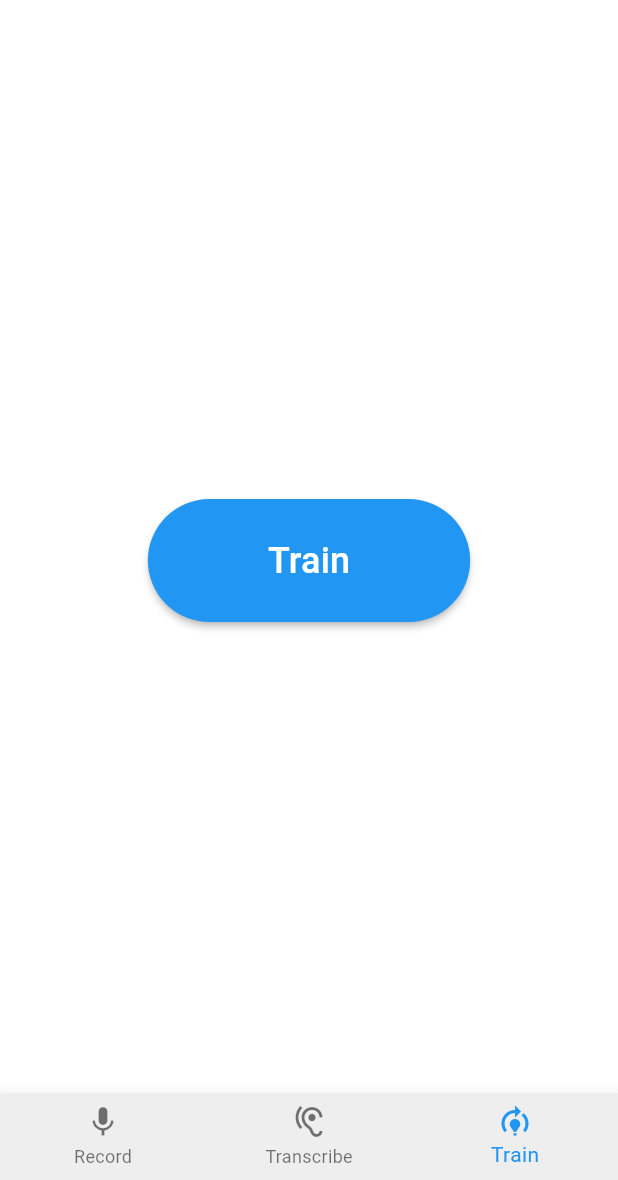
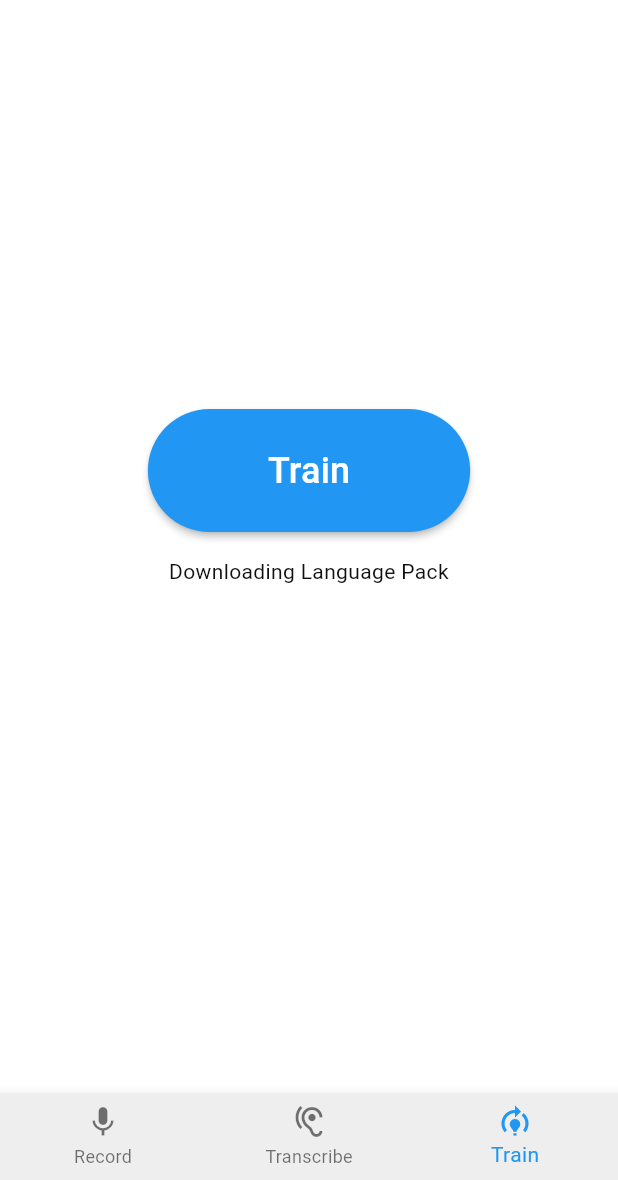
Before and after one commit to Star-Lord-XIII/project-euphonia-app, a Flutter app: the screen it shows once a user with an empty profile is signed in, item 3 of the bottom bar chosen, after a tap on "Train", on a phone screen of 412 x 824 dp, the part 56-1236 px from its top. Run offline on Flutter 3.47's test engine with Material 3 defaults, Android fonts, the phone set to English and light mode, and no system bars; our stand-ins replace cloud_firestore, firebase_auth, firebase_core, firebase_storage, shared_preferences, video_player; missing offline and left inert: firebase_cached_image, firebase_ui_auth, firebase_ui_oauth_google, record, sealed_languages; accounts and stored records are empty; generated files the repository leaves out were written again; network calls fail; statements that could not run were skipped; project files that could hold a hidden picture were left out.

Commit message:
Implement progress status in TrainModeViewModel

```diff
--- a/lib/src/repository/model/model_repository.dart
+++ b/lib/src/repository/model/model_repository.dart
@@ -3,7 +3,9 @@ import '../../service/model/training_job.dart';
 
 abstract class ModelRepository {
   Future<Result<void>> startTrainingJob(
-      {required String userId, required String languagePackCode});
+      {required String userId,
+      required String languagePackCode,
+      Function(String progressStatus)? onProgress});
 
   Future<Result<List<TrainingJob>>> listTrainingJobs({required String userId});
 
--- a/lib/src/repository/model/model_repository_remote.dart
+++ b/lib/src/repository/model/model_repository_remote.dart
@@ -3,6 +3,7 @@ import 'dart:io';
 import 'package:archive/archive_io.dart';
 import 'package:path_provider/path_provider.dart';
 import 'package:path/path.dart' as p;
+import 'package:shared_preferences/shared_preferences.dart';
 
 import '../../common/result.dart';
 import '../../language_pack/model/language_pack.dart';
@@ -80,9 +81,24 @@ class ModelRepositoryRemote implements ModelRepository {
 
   @override
   Future<Result<void>> startTrainingJob(
-      {required String userId, required String languagePackCode}) async {
+      {required String userId,
+      required String languagePackCode,
+      Function(String progressStatus)? onProgress}) async {
+    final utteranceCountForTrainingCacheKey =
+        '$userId-$languagePackCode-utt-count-key';
+    final prefs = await SharedPreferences.getInstance();
+
     final downloadResult = await _remoteDataService.downloadAllUtterances(
-        userUid: userId, languagePackCode: languagePackCode);
+        userUid: userId,
+        languagePackCode: languagePackCode,
+        onProgress: (downloaded, total) {
+          if (onProgress != null) {
+            onProgress('Downloading $downloaded/$total utterances');
+          }
+        });
+    if (onProgress != null) {
+      onProgress('Downloading Language Pack');
+    }
     final languagePackResult = await _remoteDataService.getMasterLanguagePack(
         languagePackCode: languagePackCode);
 
@@ -91,12 +107,18 @@ class ModelRepositoryRemote implements ModelRepository {
     } else if (languagePackResult is Error) {
       return languagePackResult;
     }
+    if (onProgress != null) {
+      onProgress('Language Pack downloaded');
+    }
 
     final appDocDir = await getApplicationDocumentsDirectory();
     final downloadDir =
         Directory('${appDocDir.path}/$userId/$languagePackCode');
     var downloadedUtterances = [];
 
+    if (onProgress != null) {
+      onProgress('Starting to build archive');
+    }
     final archive = Archive();
 
     if (downloadDir.existsSync()) {
@@ -111,6 +133,17 @@ class ModelRepositoryRemote implements ModelRepository {
         downloadedUtterances.add(fileName);
       }
     }
+
+    final currentUtteranceCount =
+        prefs.getInt(utteranceCountForTrainingCacheKey) ?? 0;
+    if (currentUtteranceCount == downloadedUtterances.length) {
+      if (onProgress != null) {
+        onProgress('No new utterances found to start new training task');
+      }
+      return Result.error(
+          Exception('There are no new utterances to train a model'));
+    }
+
     if (languagePackResult is Ok<LanguagePack>) {
       for (final phrase in languagePackResult.value.phrases) {
         if (downloadedUtterances.contains(phrase.id)) {
@@ -132,14 +165,30 @@ class ModelRepositoryRemote implements ModelRepository {
     final gzipEncoder = GZipEncoder();
     final gzipBytes = gzipEncoder.encodeBytes(tarBytes);
     final compressedFile = File(compressedGZipFilePath);
-    compressedFile.writeAsBytes(gzipBytes);
+    await compressedFile.writeAsBytes(gzipBytes);
+    if (onProgress != null) {
+      onProgress('Archive created at $compressedGZipFilePath');
+    }
 
     final trainingJobResult = await _modelTrainingService.trainModel(
         userId: userId,
         baseModel: 'openai/whisper-tiny',
         language: languagePackCode.split('.').first,
         data: compressedGZipFilePath);
-
+    if (trainingJobResult is Ok) {
+      if (onProgress != null) {
+        onProgress('Training Job requested');
+      }
+      prefs.setInt(
+          utteranceCountForTrainingCacheKey, downloadedUtterances.length);
+      _modelHistory?.clear();
+      _modelHistory = null;
+    }
+    if (trainingJobResult is Error) {
+      if (onProgress != null) {
+        onProgress(trainingJobResult.error.toString());
+      }
+    }
     return const Result.ok(null);
   }
 }
--- a/lib/src/service/remote_data/firebase_data_service.dart
+++ b/lib/src/service/remote_data/firebase_data_service.dart
@@ -20,7 +20,9 @@ class FirebaseDataService implements RemoteDataService {
 
   @override
   Future<Result<void>> downloadAllUtterances(
-      {required String userUid, required String languagePackCode}) async {
+      {required String userUid,
+      required String languagePackCode,
+      Function(int received, int total)? onProgress}) async {
     final utterancesRef = _storageRef.child('$userUid/$languagePackCode');
     final ListResult result = await utterancesRef.listAll();
 
@@ -30,17 +32,22 @@ class FirebaseDataService implements RemoteDataService {
       Directory(localUserDir).createSync(recursive: true);
     }
 
-    for (final fileRef in result.items) {
-      if (!fileRef.name.endsWith('.wav')) {
-        continue;
-      }
+    final wavFiles = result.items.where((f) => f.name.endsWith('.wav'));
+    int downloaded = 0;
+    for (final fileRef in wavFiles) {
       final localFile = File('$localUserDir/${fileRef.name}');
       if (localFile.existsSync()) {
-        print('ALREADY EXISTS: ${fileRef.name}');
+        if (onProgress != null) {
+          downloaded += 1;
+          onProgress(downloaded, wavFiles.length);
+        }
         continue;
       }
       await fileRef.writeToFile(localFile);
-      print('DOWNLOADED: ${fileRef.name}');
+      if (onProgress != null) {
+        downloaded += 1;
+        onProgress(downloaded, wavFiles.length);
+      }
     }
 
     return Result.ok(null);
--- a/lib/src/train/view/train_mode_view.dart
+++ b/lib/src/train/view/train_mode_view.dart
@@ -16,7 +16,16 @@ class _TrainModeViewState extends State<TrainModeView> {
   Widget build(BuildContext context) {
     return ListenableBuilder(
         listenable: widget.viewModel,
-        builder: (context, child) => Center(
+        builder: (context, child) {
+          return Padding(
+              padding: EdgeInsets.all(32.0),
+              child: Column(
+                  mainAxisAlignment: MainAxisAlignment.center,
+                  crossAxisAlignment: CrossAxisAlignment.center,
+                  spacing: 16.0,
+                  children: [
+                    SizedBox(height: MediaQuery.of(context).size.height * 0.25),
+                    Center(
                         child: MaterialButton(
                       onPressed: widget.viewModel.training
                           ? null
@@ -32,6 +41,13 @@ class _TrainModeViewState extends State<TrainModeView> {
                         widget.viewModel.training ? 'Training...' : 'Train',
                         style: const TextStyle(fontSize: 24),
                       ),
-            )));
+                    )),
+                    Expanded(
+                        child: Text(widget.viewModel.progressStatus,
+                            textAlign: TextAlign.center,
+                            maxLines: 3,
+                            softWrap: true))
+                  ]));
+        });
   }
 }
--- a/lib/src/train/viewmodel/train_mode_viewmodel.dart
+++ b/lib/src/train/viewmodel/train_mode_viewmodel.dart
@@ -9,6 +9,7 @@ class TrainModeViewModel extends ChangeNotifier {
   final ModelRepository _modelRepository;
 
   bool _training = false;
+  String _progressStatus = '';
 
   TrainModeViewModel({required ModelRepository modelRepository})
       : _modelRepository = modelRepository {
@@ -17,6 +18,7 @@ class TrainModeViewModel extends ChangeNotifier {
 
   late final Command0 train;
   bool get training => _training;
+  String get progressStatus => _progressStatus;
 
   Future<Result<void>> _train() async {
     final userId = FirebaseAuth.instance.currentUser?.uid;
@@ -26,7 +28,12 @@ class TrainModeViewModel extends ChangeNotifier {
     _training = true;
     notifyListeners();
     final result = await _modelRepository.startTrainingJob(
-        userId: userId, languagePackCode: 'en.english-complicated');
+        userId: userId,
+        languagePackCode: 'en.english-complicated',
+        onProgress: (status) {
+          _progressStatus = status;
+          notifyListeners();
+        });
     _training = false;
     notifyListeners();
     return result;
```
Also changed, not shown: lib/src/service/model_training_service_impl.dart (+1 -11 lines), lib/src/service/remote_data/remote_data_service.dart (+4 -4 lines), lib/src/train/view/training_job_history_view.dart (+10 -3 lines). Lines whose indentation alone changed are shown as unchanged.
